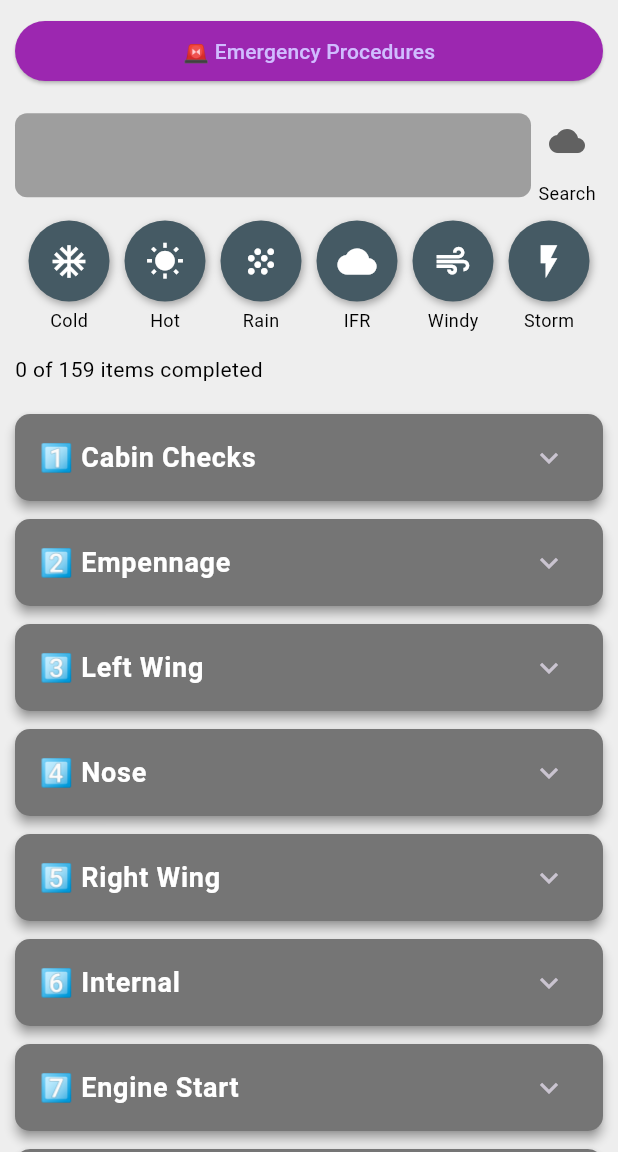
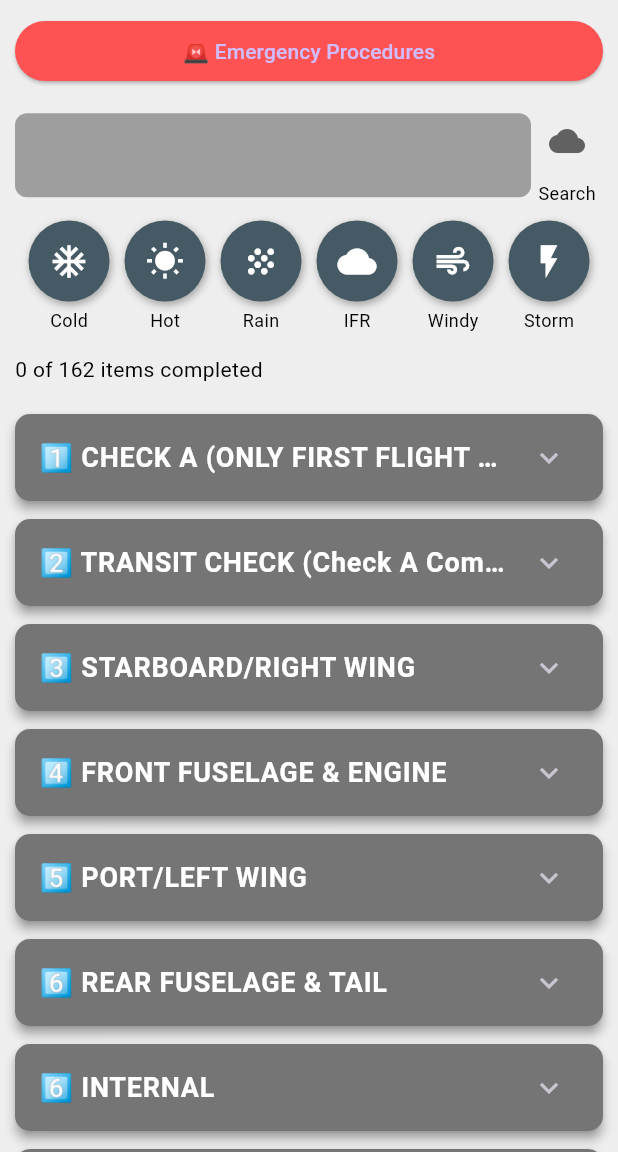
Before and after one commit to ThomasM173/flutter-checklist-app, a Flutter app: the PiperPA28ChecklistScreen screen opened by its route, on a phone screen of 412 x 824 dp, the part 84-1236 px from its top. Run offline on Flutter 3.47's test engine with Material 3 defaults, Android fonts, the phone set to English and light mode, and no system bars; our stand-ins replace open_file, pdf, shared_preferences; accounts and stored records are empty; network calls fail.

Commit message:
PA28 DSFT REGULATIONS and COLOUR TWEAKING

```diff
--- a/lib/screens/checklist_screens/piper_pa28_checklist.dart
+++ b/lib/screens/checklist_screens/piper_pa28_checklist.dart
@@ -86,200 +86,218 @@ class _PiperPA28ChecklistScreenState extends State<PiperPA28ChecklistScreen> {
 void initState() {
   super.initState();
   checklistSections = {
-      "1️⃣ Cabin Checks": {
-        "Tie down and chocks            – REMOVE.": false,
-        "Control locks and covers       – REMOVE AND STOW.": false,
-        "Avionics                       – OFF.": false,
-        "Park Brake                     – ON.": false,
-        "Ignition                       – OFF / KEY OUT.": false,
-        "Master switch                  – ON.": false,
-        "Annunciator panel              – CHECK.": false,
-        "Fuel quantity gauges           – Check, on tank with lowest content.": false,
-        "External electrical switches   – ALL ON.": false,
-        "Navigation lights              – CHECK.": false,
-        "Strobes                        – CHECK.": false,
-        "Landing light                  – CHECK.": false,
-        "Stall Warner                   – CHECK.": false,
-        "Pitot heat                     – CHECK.": false,
-        "Anti-collision beacon          – CHECK.": false,
-        "External electrical switches   – ALL OFF.": false,
-        "Master switch                  – OFF.": false,
-        "First aid kit                  – In position, secure.": false,
-        "Fire extinguisher              – In position, secure.": false,
-        "Cockpit                        – Check & remove/stow any loose items.": false,
-        "Flaps                          – SET 25°.": false,
+    "1️⃣ CHECK A (ONLY FIRST FLIGHT OF DAY)": {
+      "Control Lock                      – REMOVE.": false,
+      "First Aid Kit                    – CHECK.": false,
+      "Fire Extinguisher                – CHECK.": false,
+      "Flap                             – SET 40°.": false,
+      "Magneto Switch                  – OFF.": false,
+      "Park Brake                       – ON.": false,
+      "Fuel Tank Selector                – ON.": false,
+      "Master Switch                     – ON.": false,
+      "Navigation Light                 – ON.": false,
+      "Anti-Collision Light                – ON.": false,
+      "Pitot Heater                      – ON.": false,
+      "Landing Light                     – ON.": false,
+      "External Check (Lights, Pitot Heat, Stall Warner) – ON.": false,
+      "All Electrics                      – OFF.": false,
+      "Master Switch                     – OFF.": false,
+      "All Fuel Drains                    – CHECK.": false,
+      "Trim, Check Full Range            – ON.": false,
+      "Windscreen                         – CLEAR.": false,
+
     },
-      "2️⃣ Empennage": {
-        "Rudder Gust Lock               – REMOVE.": false,
-        "Tail Tie-Down                  – DISCONNECT.": false,
-        "Control Surfaces               – CHECK.": false,
+    "2️⃣ TRANSIT CHECK (Check A Complete)": {
+      "Control Lock                      – REMOVE.": false,
+      "Park Brake                         – ON.": false,
+      "Magneto Switch                  – OFF / KEY OUT.": false,
+      "Master Switch                     – ON.": false,
+      "Fuel Contents                        – CHECK.": false,
+      "Master Switch                     – OFF.": false,
+      "Windscreen                         – CLEAR.": false,
+
     },
-      "3️⃣ Left Wing": {
-        "Tyre                           – Condition, inflation, creep marks aligned.": false,
-        "Hydraulic lines                – Condition, leaks.": false,
-        "Disc brake block               – Condition.": false,
-        "Oleo/Strut                     – Normal extension (~4.5 inches).": false,
-        "Torque link                    – Nuts and split pins secure.": false,
-        "Flap                           – Linkages, hinges, condition (free of mud).": false,
-        "Aileron                        – Linkages, hinges, full & free movement.": false,
-        "Wing tip                       – Condition, security, navigation light.": false,
-        "Wing surface                   – Condition, upper & lower surfaces.": false,
-        "Leading edge                   – Check for dents.": false,
-        "Fuel tank                      – Contents visually checked, fuel cap secure.": false,
-        "Fuel drain                     – Examine sample, check fully closed.": false,
-        "Fuel vent                      – Open.": false,
-        "Windows                        – Clean.": false,
-        "Skin                           – Examine condition.": false,
+    "3️⃣ STARBOARD/RIGHT WING": {
+      "Flap                               – CONDITION, HINGES.": false,
+      "Wing Surface (Upper and Lower)   – CONDITION, INSPECTION COVERS IN PLACE.": false,
+      "Alieron                            – CONDITION, HINGES, FULL & FREE MOVEMENT.": false,
+      "Wing Tip and Navigation Light    – SECURE.": false,
+      "Leading Edge                      – CONDITION, AIR INLET CLEAR, FUEL VENT CLEAR.": false,
+      "Fuel                               – CONTENTS SUFFICIENT, VENT CLEAR, CAP SECURE.": false,
+      "Fuel Drain                        – CHECK FOR LEAKS.": false,
+      "Landing Gear                     – TYRE CONDITION, BREAK PIPE.": false,
+
     },
-      "4️⃣ Nose": {
-        "Starboard cowling              – Check oil level (6 qts.).": false,
-        "Engine compartment             – Check for leaks, contamination, loose connections.": false,
-        "Secure cowling.": false,
-        "Windscreen                     – CLEAN, OAT probe secure.": false,
-        "Nose leg                       – Oleo/strut extension (3.25 inch), torque link, nuts & split pins.": false,
-        "Nosewheel                      – Condition, inflation, creep marks aligned.": false,
-        "Front cowling                  – Condition & security, air intakes clear.": false,
-        "Propeller                      – Check condition, especially leading edge.": false,
-        "Port cowling                   – Check brake fluid level.": false,
-        "Engine compartment (port side) – Check for leaks, contamination, loose leads.": false,
-        "Secure cowling (port side).": false,
-        "Fuel drain                     – Examine sample, check fully closed.": false,
+    "4️⃣ FRONT FUSELAGE & ENGINE": {
+      "Windscreen                        – CLEAR.": false,
+      "Engine                            – CHECK CLEAR.": false,
+      "Oil Contents                       – CHECK CLEAR.": false,
+      "Engine Panel (Starboard)           – CHECK CLEAR.": false,
+      "Engine Intakes                    – CLEAR, ALTERNATOR BELT SECURE": false,
+      "Propeller                         – CONDITION, SECURE": false,
+      "Brake Fluid Level                 – CHECK CLEAR.": false,
+      "Engine Panel (Port)              – CHECK CLEAR.": false,
+      "Fuel Drain                       – CHECK.": false,
+      "Nose Gear                        – CHECK.": false,
+
     },
-      "5️⃣ Right Wing": {
-        "Check all exterior and surfaces for damage, ice, snow, frost.": false,
-        "Flap                           – Linkages, hinges, condition (free of mud).": false,
-        "Aileron                        – Linkages, hinges, full & free movement.": false,
-        "Wing tip                       – Condition, security, navigation light.": false,
-        "Wing surface                   – Condition, upper & lower surfaces.": false,
-        "Leading edge                   – Check for dents.": false,
-        "Fuel tank                      – Contents visually checked, fuel cap secure.": false,
-        "Fuel drain                     – Examine sample, check fully closed.": false,
-        "Fuel vent                      – Open.": false,
-        "Tyre                           – Condition, inflation, creep marks aligned.": false,
-        "Hydraulic lines                – Condition, leaks.": false,
-        "Disc brake block               – Condition.": false,
-        "Oleo/Strut                     – Normal extension (~4.5 inches).": false,
-        "Torque link                    – Nuts and split pins secure.": false,
+    "5️⃣ PORT/LEFT WING": {
+      "Landing Gear                     – TYRE CONDITION, BREAK PIPE.": false,
+      "Fuel Drain                        – CHECK FOR LEAKS.": false,
+      "Fuel                               – CONTENTS SUFFICIENT, VENT CLEAR, CAP SECURE.": false,
+      "Leading Edge                      – CONDITION, AIR INLET CLEAR, FUEL VENT CLEAR.": false,
+      "Stall Warner                     – CHECK CLEAR.": false,
+      "Pitot Head & Static              – CHECK CLEAR.": false,
+      "Wing Tip and Navigation Light    – SECURE.": false,
+      "Alieron                            – CONDITION, HINGES, FULL & FREE MOVEMENT.": false,
+      "Wing Surface (Upper and Lower)   – CONDITION, INSPECTION COVERS IN PLACE.": false,
+      "Flap                               – CONDITION, HINGES.": false,
+
     },
-      "6️⃣ Internal": {
-        "Passenger brief                – If required.": false,
-        "Seats, Belts, Shoulder Harness – ADJUST & LOCK.": false,
-        "Circuit Breakers               – ALL IN.": false,
-        "Parking Brake                  – ON.": false,
-        "Radios                         – OFF.": false,
-        "Instruments                    – Legible, serviceable, readings within limits.": false,
-        "Flying Controls                – Full & free movement, correct sense.": false,
-        "Trimmers                       – Full & free movement, set for take-off.": false,
-        "Flaps                          – Check in stages, select up.": false,
-        "Cabin air controls             – Closed (Off).": false,
-        "Fuel                           – On, select tank with lowest contents.": false,
+    "6️⃣ REAR FUSELAGE & TAIL": {
+      "Rear Fuselage Skin              – CONDITION.": false,
+      "Radio Aerials                   – SECURE.": false,
+      "Tail Skid                      – CONDITION": false,
+      "Elevator & Trim Tab             – CONDITION, FULL/FREE MOVEMENT, TAB LOCK NUT SECURE": false,
+      "Fin & Rudder                    – CONDITION, FULL/FREE MOVEMENT, SECURE": false,
+      "Beacon & Navigation Light      – SECURE": false,
+
     },
-      "7️⃣ Engine Start": {
-        "Throttle                       – Operate full & free movement, set ½ inch open.": false,
-        "Mixture                        – Full & free movement, set rich.": false,
-        "Throttle friction              – Operate and check loose.": false,
-        "Carburettor heat               – Full & free movement, set cold.": false,
-        "Master switch                  – ON.": false,
-        "Circuit breakers/fuses         – In / secure.": false,
-        "Beacon                         – Confirm ON.": false,
-        "Fuel pump                      – ON, check fuel pressure, then OFF.": false,
-        "Primer                         – Prime (2-6 strokes*) & LOCK.": false,
-        "Lookout                        – Good look around, call “CLEAR PROP”.": false,
-        "Starter                        – Engage.": false,
-        "RPM on start-up                – Avoid high revs, set 1200 rpm.": false,
+    "6️⃣ INTERNAL": {
+      "Passenger Brief                  – COMPLETE.": false,
+      "Cabin Doors                      – CLOSED & LATCHED TOP AND BOTTOM": false,
+      "Seats, Belts, Shoulder Harness  – ADJUST & LOCK.": false,
+      "Headset                          – CONNECTED.": false,
+      "Park Brake                        – ON": false,
+      "Trimmer                          – NORMAL RANGE, SET TAKEOFF": false,
+      "Circuit Breakers                 – ALL IN.": false,
+      "Flight Instruments               – ASI ZERO, ALT SET AIRFIELD HEIGHT OR ZERO": false,
+      "Flight Controls                  – FULL & FREE MOVEMENT.": false,
+      "Carburettor Heat                 – CHECK OPERATION, SET COLD": false,
+
     },
-      "8️⃣ After Engine Start": {
-        "RPM                            – Set to 1200 rpm.": false,
-        "Brakes                         – Check holding.": false,
-        "Starter warning light          – Out*.": false,
-        "Oil Pressure                   – Rising to green arc within 30 secs*.": false,
-        "Ammeter                        – Charging.": false,
-        "Suction                        – Registering.": false,
-        "Magnetos                       – Check.": false,
-        "Flight Instruments             – Set as required.": false,
-        "Radios                         – Tuned / checked / airfield info.": false,
-        "Taxi clearance                 – If required.": false,
+    "7️⃣ ENGINE START": {
+      "Battery Master                   – ON.": false,
+      "ATC (Start-Up) - IF APPLICIBLE  – REQUEST/NOTIFY.": false,
+      "Annunciator Panel                – SELECT DAY/NIGHT, TEST, LOW VOLTAGE ON, LOCATE STARTER WARNING LIGHT": false,
+      "Fuel                             – SELECT LOWER TANK.": false,
+      "Fuel Pump                        – ON, CHECK PRESSURE, OFF": false,
+      "Radios                           – OFF.": false,
+      "Alternator                       – ON.": false,
+      "Mixture                          – CHECK OPERATION, SET RICH.": false,
+      "Throttle                         – FRICTION LOOSE, CHECK OPERATION, OPEN ¼ INCH.": false,
+      "Prime (Up to 3 strokes)          – AS REQUIRED, CHECK LOCKED.": false,
+      "Anti-Collision Light/Beacon     – FIN STROBE ON.": false,
+      "Propeller Area                   – CLEAR PROP.": false,
+      "Starter                          – OPERATE.": false,
+      "RPM                             – SET 1200 RPM.": false,
+      "Starter Warning Light            – OUT, IF NOT CLOSE DOWN.": false,
+      "Oil Pressure                     – GREEN (<30s), IF NOT CLOSE DOWN.": false,
+
     },
-      "🛫 Taxi": {
-        "ATC (Taxi)                     – REQUEST/NOTIFY.": false,
-        "Brake Check                    – PERFORM.": false,
-        "Flight Instruments             – CHECK (Compass, Gyro, Turn Coordinator, AI).": false,
+    "8️⃣ AFTER STARTING": {
+      "Headset                         – FITTED & MICROPHONE ADJUSTED, SET SQUELCH.": false,
+      "Annunciators                    – OUT": false,
+      "Magnetos                        – DEAD CUT CHECK (L, R, BOTH).": false,
+      "Suction                         – WITHIN LIMITS (3 TO 5).": false,
+      "Gyro Instruments                – SYNCRONISED DI WITH COMPASS, CHECK AI LEVEL.": false,
+      "Ammeter                         – CHARGING": false,
+      "Flaps                            – SELECT 40° IN STAGES, RETRACT IN STAGES.": false,
+      "Naviagtion Aids                 – TUNED, TESTED, IDENTIFIED.": false,
+      "Transponder                     – SET 7000, TEST, SET STBY.": false,
+      "Radios                          – TUNED, AUDIO PANEL SET, VOL SET, CALL.": false,
+      "Altimeter                       – SET QFE OR QNH, CHECK WITHIN LIMITS.": false,
+      "Time & Hobbs                    – RECORD": false,
+
     },
-      "🛫 Power Checks": {
-        "Position                       – Into wind, check clear all round, esp. behind.": false,
-        "Parking brake                  – ON.": false,
-        "Throttle                       – 1200 rpm set.": false,
-        "Fuel                           – Note time and change tanks.": false,
-        "Engine temp & press            – Within limits.": false,
-        "Throttle                       – SET 2000 rpm, check brakes holding.": false,
-        "Carb. heat                     – ON for 15 secs, drop ~75 rpm, steady, set cold.": false,
-        "Magnetos                       – Check left & right & back to BOTH (max drop 175 rpm, max difference 50 rpm).": false,
-        "Engine temp & pressures        – Within limits.": false,
-        "Ammeter                        – Charging.": false,
-        "Suction                        – 3”–5”.": false,
-        "Throttle fully closed          – 500–700 rpm.": false,
-        "Throttle                       – Reset 1200 rpm.": false,
+    "🛫 TAXI": {
+      "ATC (Taxi)                       – REQUEST/NOTIFY.": false,
+      "Brake Check                      – PERFORM.": false,
+      "Flight Instruments               – CHECK (Compass, Gyro, Turn Coordinator, AI).": false,
+
     },
-      "🛫 Pre Take Off Checks": {
-        "T Trimmers                     – Set for take-off.": false,
-        "T Throttle Friction            – Set finger tight.": false,
-        "M Mixture                      – RICH.": false,
-        "M Magnetos                     – ON BOTH.": false,
-        "M Master switch                – ON.": false,
-        "P Pitot Heater (if flight temp <5° in visible moisture) – ON.": false,
-        "P Primer                       – Locked.": false,
-        "F Fuel                         – Sufficient and on correct tank.": false,
-        "F Fuel pump                    – ON.": false,
-        "F Flaps                        – As required (25° short field).": false,
-        "G Gauges (Instruments)         – HI, AI, altimeter: Checked and set.": false,
-        "H Hatches                      – Doors and windows secure.": false,
-        "H Harnesses                    – Secure.": false,
-        "C Carburettor heat             – Re-check if necessary, set COLD.": false,
-        "C Controls                     – Full and free movement.": false,
-        "Transponder                    – ON ALT.": false,
-        "Strobes                        – ON.": false,
-        "Landing light                  – ON.": false,
+    "🛫 POWER CHECKS": {
+      "Aircraft                       – INTO WIND, CLEAR BEHIND.": false,
+      "Brakes                       – HOLD ON.": false,
+      "Fuel                        – CHANGE TO FULLER TANK": false,
+      "Oil Temperature               – SUFFICIENT FOR RUN UP.": false,
+      "Throttle                      – SET 2000 RPM, CHECK BRAKES HOLDING.": false,
+      "Alternator                     – FUNCTIONING, CHECK AMMETER CHARGING.": false,
+      "Suction                      – SUFFICIENT (APPROX 5 REQUIRED).": false,
+      "Carburettor Heat              – HOT, CHECK DROP, SET COLD.": false,
+      "Magnetos                      – CHECK, L, R, BOTH (MAX DROP 175RPM, MAX DIFFERENCE 50RPM).": false,
+      "Throttle                      – CLOSE IDLE (500-700RPM), MIN OIL PRESSURE 25PSI, SET 1200RPM.": false,
+
     },
-      "🛫 After Takeoff / Climb": {
-        "Flaps                          – UP.": false,
-        "T's and P's                    – Green.": false,
-        "Trim                           – As Required.": false,
+    "🛫 PRE TAKE-OFF": {
+      "Elevator Trim                    – SET TAKEOFF.": false,
+      "Throttle Friction Lock           – SET FINGER TIGHT.": false,
+      "Mixture                          – RICH.": false,
+      "Carburetor Heat                  – COLD.": false,
+      "Magnetos                        – ON BOTH.": false,
+      "Fuel Pump                       – CONDITION": false,
+      "Fuel                           – SELECT FULLER TANK.": false,
+      "Primer                           – COVERED.": false,
+      "Flaps                            – SET AS REQUIRED.": false,
+      "Flight Instruments               – CHECK (Compass, Gyro, Turn Coordinator, AI).": false,
+      "Gauges                           – WITHIN LIMITS, CHECK OAT.": false,
+      "Pitot Heat                      – AS REQUIRED (ON IF OAT <5°C).": false,
+      "Cabin Doors                      – CLOSED & LOCKED, WINDOW CLOSED.": false,
+      "Seats, Seat Belts & Harnesses    – ADJUST & LOCK.": false,
+      "Flying Controls                 – FULL AND FREE MOVEMENT.": false,
+      "Transponder                      – SET ALT.": false,
+      "Landing & Strobe Lights          – ON.": false,
+
     },
-      "✈️ Cruise": {
-        "Throttle                       – AS REQUIRED.": false,
-        "Mixture                        – AS REQUIRED.": false,
+    "🛫 AFTER TAKE-OFF": {
+      "Flaps                            – UP.": false,
+      "Engine                           – T'S & P'S.": false,
+      "Trim                             – SET .": false,
+
     },
-      "🛬 Descent / Approach": {
-        "Throttle                       – Reduce by 250 RPM.": false,
-        "Airspeed                       – 100 KIAS maintained.": false,
-        "Mixture                        – RICH.": false,
-        "Carburettor heat               – ON if required.": false,
+    "✈️ TOP OF CLIMB, CRUISE, APPROACH": {
+      "Fuel                             – CONTENTS SUFFICIENT.": false,
+      "Radio                            – FREQ, TEST VOL AND TRANSPONDER.": false,
+      "Engine                           – CARB HEAT, GAUGES.": false,
+      "DI & Compass                      – DI & COMPASS.": false,
+      "Altimeter                        – QNH OR 1013 OR QFE.": false,
+      "Landing & Strobe Lights          – ON.": false,
+
     },
-      "🛬 Before Landing": {
-        "BUMPFICH                       – Check.": false,
+    "🛬 LANDING - CHEF": {
+      "Carburettor Heat                  – ON.": false,
+      "Harnesses                        – SECURE.": false,
+      "Engine                           – GAUGES.": false,
+      "Fuel                             – CONTENTS CHECK, MIXTURE RICH.": false,
+      "Carburettor Heat                  – OFF (300FT).": false,
+
     },
-      "🛬 After Landing": {
-        "Flaps                          – UP.": false,
-        "Carburetor Heat                – OFF (IN).": false,
-        "Landing & Strobe Lights        – OFF.": false,
-        "Transponder                    – STBY.": false,
+    "🛬 AFTER LANDING": {
+      "Clear of Runway                  – STOP.": false,
+      "Carburetor Heat                  – COLD.": false,
+      "Flaps                            – UP.": false,
+      "Trimmer                          – NEUTRAL.": false,
+      "Throttle Friction Nut            – SLACKEN.": false,
+      "Fuel Pump                        – OFF": false,
+      "Pitot Heat                       – OFF.": false,
+      "Landing & Strobe Lights          – OFF.": false,
+      "Transponder & Nav Aids           – OFF.": false,
+      "Fuel Contents                    – CHECK & REFUEL IF NECESSARY.": false,
+
     },
-      "⛔ Shutdown": {
-        "Park Brake                     – ON.": false,
-        "Throttle                       – 1200 RPM.": false,
-        "Time Hobbs                     – Record.": false,
-        "Magnetos                       – Dead Cut Check.": false,
-        "Radios                         – OFF.": false,
-        "Throttle                       – Close.": false,
-        "Mixture                        – CUT OFF.": false,
-        "Magneto Switch                 – When Eng Off Key Out.": false,
-        "Master Switch                  – OFF.": false,
-      },
-      "🅿️ Parking": {
-        "Control Lock                   – INSTALL.": false,
-        "Pitot Cover                    – INSTALL.": false,
-        "Chocks                         – INSTALL.": false,
-        "Fuel Remaining                 – CHECK.": false,
+    "⛔ SHUTDOWN": {
+      "Park Brake                       – ON": false,
+      "Throttle                         – 1200 RPM.": false,
+      "Time & Hobbs                     – RECORD.": false,
+      "Magnetos                         – DEAD CUT CHECK (L, R, BOTH).": false,
+      "Radios                           – OFF.": false,
+      "Throttle                         – OFF.": false,
+      "Mixture                          – IDLE CUT OFF.": false,
+      "Magneto Switch                  – WHEN ENGINE STOPPED, REMOVE KEY.": false,
+      "Master Switch                    – OFF.": false,
+      "Harnesses                        – STOWED NEATLY.": false,
+      "Chocks                           – AS REQUIRED.": false,
+
     },
   };
     loadChecklist();
@@ -434,7 +452,7 @@ void toggleWeatherCondition(String key) {
             SizedBox(
               width: double.infinity,
               child: ElevatedButton(
-                style: ElevatedButton.styleFrom(backgroundColor: Colors.purple),
+                style: ElevatedButton.styleFrom(backgroundColor: Colors.redAccent),
                 onPressed: () => Navigator.push(
                     context,
                     MaterialPageRoute(
```
Lines whose indentation alone changed are shown as unchanged.
